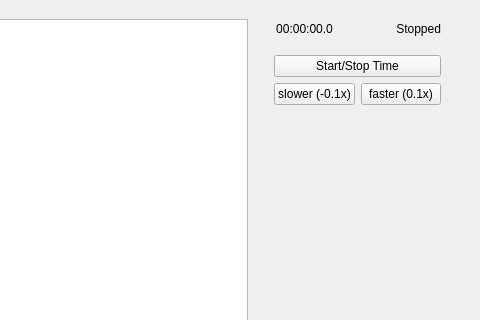
Old version of the form mainwindow.ui in the repository petrmiculek/icp_project; both pictures show x 562 to 1042 and y 0 to 320 of the 1042 by 644 pixel window.
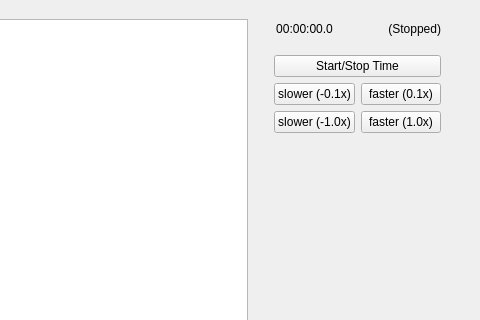
New version of the form.

```diff
--- a/mainwindow.ui
+++ b/mainwindow.ui
@@ -86,7 +86,7 @@
           <item>
            <widget class="QLabel" name="statusLbl">
             <property name="text">
-             <string>Stopped</string>
+             <string>(Stopped)</string>
             </property>
             <property name="alignment">
              <set>Qt::AlignRight|Qt::AlignTrailing|Qt::AlignVCenter</set>
@@ -121,6 +121,10 @@
         <item>
          <layout class="QHBoxLayout" name="horizontalLayout">
           <item>
+           <layout class="QVBoxLayout" name="verticalLayout_2">
+            <item>
+             <layout class="QHBoxLayout" name="horizontalLayout_4">
+              <item>
            <widget class="QPushButton" name="slowerBtn">
             <property name="text">
              <string>slower (-0.1x)</string>
@@ -133,6 +137,28 @@
              <string>faster (0.1x)</string>
             </property>
            </widget>
+              </item>
+             </layout>
+            </item>
+            <item>
+             <layout class="QHBoxLayout" name="horizontalLayout_6">
+              <item>
+               <widget class="QPushButton" name="lotslowerBtn">
+                <property name="text">
+                 <string>slower (-1.0x)</string>
+                </property>
+               </widget>
+              </item>
+              <item>
+               <widget class="QPushButton" name="lotfasterBtn">
+                <property name="text">
+                 <string>faster (1.0x)</string>
+                </property>
+               </widget>
+              </item>
+             </layout>
+            </item>
+           </layout>
           </item>
          </layout>
         </item>
```
Lines whose indentation alone changed are shown as unchanged.
